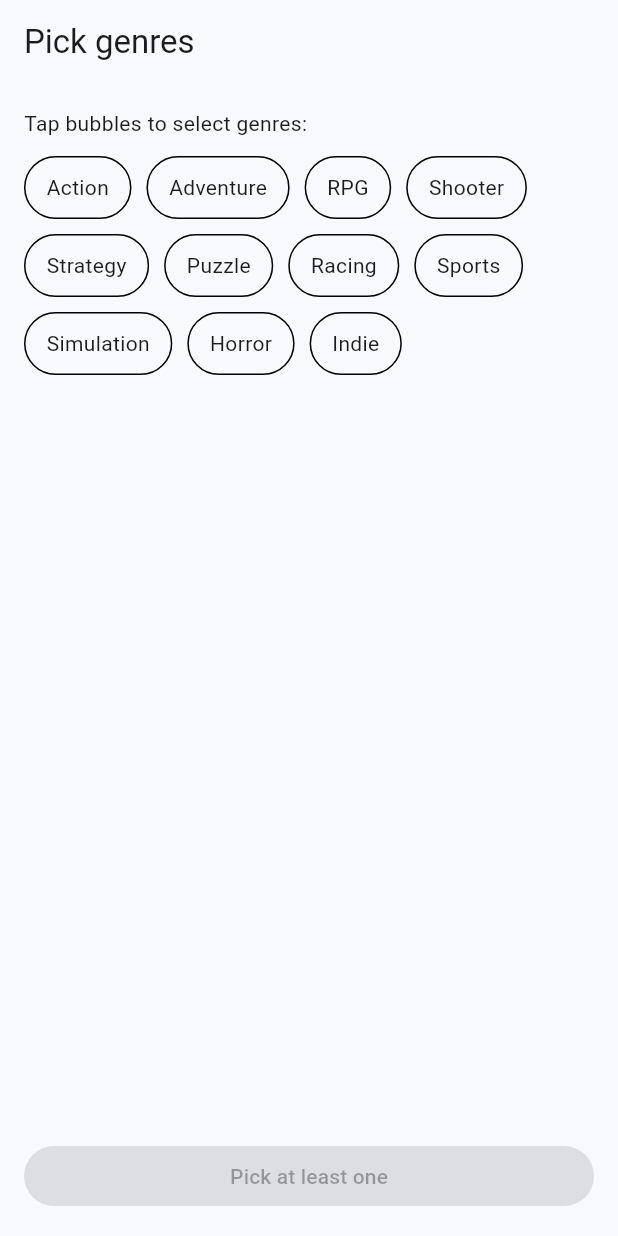
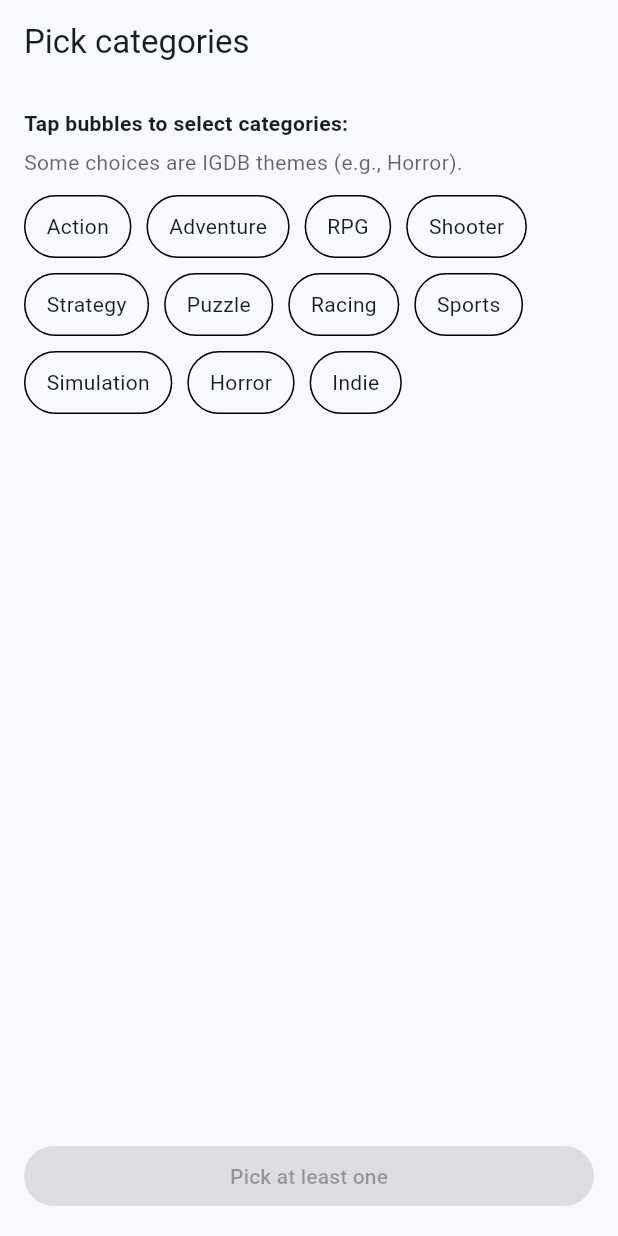
Before and after one commit to tylerhamilton-blip/PlayM8, a Flutter app: the GenreQuestionnairePage screen opened by its route, on a phone screen of 412 x 824 dp. Run offline on Flutter 3.47's test engine with Material 3 defaults, Android fonts, the phone set to English and light mode, and no system bars; our stand-ins replace app_links, flutter_card_swiper, go_router, hive, hive_flutter, lottie; accounts and stored records are empty.

Commit message:
Update genre_questionnaire_page.dart

```diff
--- a/lib/pages/genre_questionnaire_page.dart
+++ b/lib/pages/genre_questionnaire_page.dart
@@ -10,15 +10,29 @@ class GenreQuestionnairePage extends StatefulWidget {
 }
 
 class _GenreQuestionnairePageState extends State<GenreQuestionnairePage> {
-  // Replace later with real IGDB genres
-  final _allGenres = const [
-    'Action', 'Adventure', 'RPG', 'Shooter', 'Strategy',
-    'Puzzle', 'Racing', 'Sports', 'Simulation', 'Horror', 'Indie'
+  // NOTE:
+  // These are "categories" (some are IGDB Genres, some are IGDB Themes).
+  // Example: Horror is a Theme on IGDB, not a Genre.
+  //
+  // You can replace this later by fetching real genres/themes from your backend.
+  final _allCategories = const [
+    'Action',
+    'Adventure',
+    'RPG',
+    'Shooter',
+    'Strategy',
+    'Puzzle',
+    'Racing',
+    'Sports',
+    'Simulation',
+    'Horror', // Theme on IGDB
+    'Indie',  // Often shows up as Theme / tag in some datasets
   ];
 
   final Set<String> _selected = {};
 
   Future<void> _continue() async {
+    // Keep using the same storage method/key so the rest of your app stays compatible.
     await LocalStore.saveSelectedGenres(_selected.toList()..sort());
     if (!mounted) return;
     context.go('/swipe');
@@ -29,19 +43,27 @@ class _GenreQuestionnairePageState extends State<GenreQuestionnairePage> {
     final canContinue = _selected.isNotEmpty;
 
     return Scaffold(
-      appBar: AppBar(title: const Text('Pick genres')),
+      appBar: AppBar(title: const Text('Pick categories')),
       body: Padding(
         padding: const EdgeInsets.all(16),
         child: Column(
           crossAxisAlignment: CrossAxisAlignment.start,
           children: [
-            const Text('Tap bubbles to select genres:'),
+            const Text(
+              'Tap bubbles to select categories:',
+              style: TextStyle(fontWeight: FontWeight.w700),
+            ),
+            const SizedBox(height: 6),
+            Text(
+              'Some choices are IGDB themes (e.g., Horror).',
+              style: TextStyle(color: Colors.black.withOpacity(0.60)),
+            ),
             const SizedBox(height: 12),
 
             Wrap(
               spacing: 10,
               runSpacing: 10,
-              children: _allGenres.map((g) {
+              children: _allCategories.map((g) {
                 final selected = _selected.contains(g);
                 return InkWell(
                   borderRadius: BorderRadius.circular(999),
@@ -74,7 +96,7 @@ class _GenreQuestionnairePageState extends State<GenreQuestionnairePage> {
                 onPressed: canContinue ? _continue : null,
                 child: Text(canContinue ? 'Continue' : 'Pick at least one'),
               ),
-            )
+            ),
           ],
         ),
       ),
```
